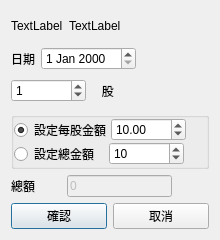
foxking0416/PythonStockPrice, file QtStockCapitalIncreaseEditDialog.ui: the form before one commit.
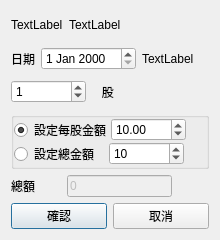
The form after the commit.

Diff of the .ui file:
```diff
--- a/QtStockCapitalIncreaseEditDialog.ui
+++ b/QtStockCapitalIncreaseEditDialog.ui
@@ -75,6 +75,13 @@
      <item>
       <widget class="QDateEdit" name="qtDateEdit"/>
      </item>
+     <item>
+      <widget class="QLabel" name="qtWeekdayLabel">
+       <property name="text">
+        <string>TextLabel</string>
+       </property>
+      </widget>
+     </item>
      <item>
       <spacer name="horizontalSpacer_3">
        <property name="orientation">
```
